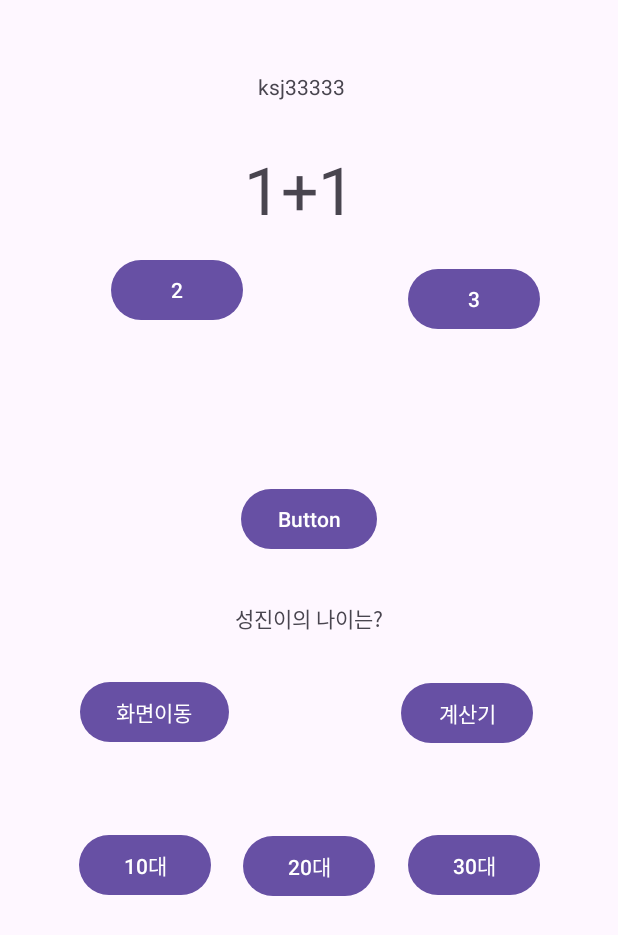
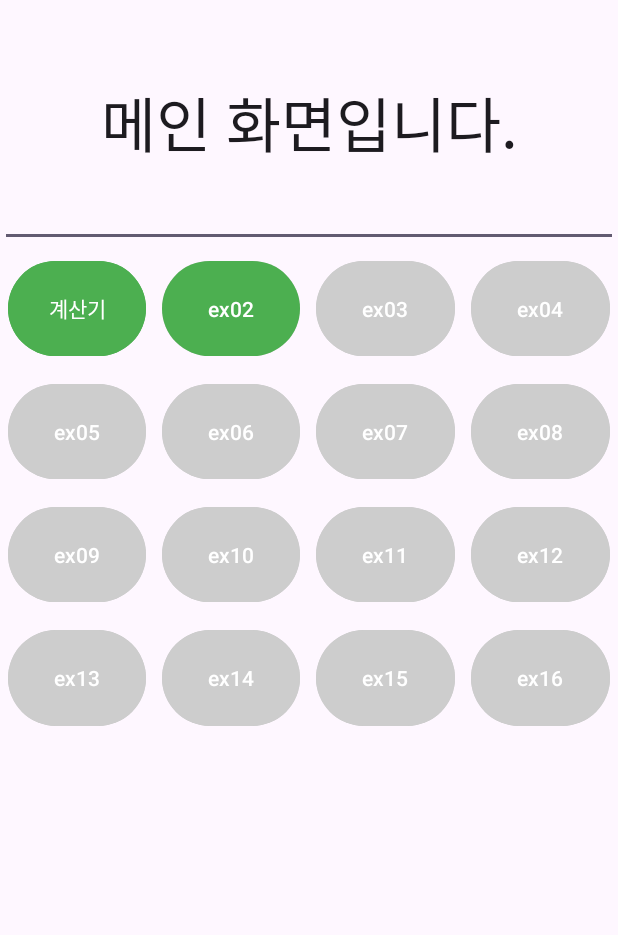
Before and after one commit to ksj2233/android, an Android app: the screen it shows after launch (MainActivity), on a phone screen of 412 x 824 dp. Shown: the top 935 px of the screen. Run offline under Robolectric (Android 15) with nearby library versions, the phone set to English and light mode, and no system bars.

Commit message:
레이아웃 변경

```diff
--- a/app/src/main/AndroidManifest.xml
+++ b/app/src/main/AndroidManifest.xml
@@ -12,6 +12,9 @@
         android:supportsRtl="true"
         android:theme="@style/Theme.MyApplication"
         tools:targetApi="31">
+        <activity
+            android:name=".Ex02"
+            android:exported="false" />
         <activity
             android:name=".calculator"
             android:exported="false" />
--- /dev/null
+++ b/app/src/main/java/com/example/myapplication/Ex02.java
@@ -0,0 +1,57 @@
+package com.example.myapplication;
+
+import androidx.appcompat.app.AppCompatActivity;
+
+import android.graphics.Color;
+import android.os.Bundle;
+import android.view.Gravity;
+import android.view.ViewGroup;
+import android.widget.Button;
+import android.widget.EditText;
+import android.widget.LinearLayout;
+
+public class Ex02 extends AppCompatActivity {
+
+    @Override
+    protected void onCreate(Bundle savedInstanceState) {
+        super.onCreate(savedInstanceState);
+//        setContentView(R.layout.activity_ex02);
+
+        LinearLayout.LayoutParams params = new LinearLayout.LayoutParams(
+                LinearLayout.LayoutParams.MATCH_PARENT,
+                LinearLayout.LayoutParams.MATCH_PARENT
+        );
+
+        LinearLayout baseLayout = new LinearLayout(this);
+        baseLayout.setOrientation(LinearLayout.VERTICAL);
+        baseLayout.setWeightSum(100);
+        baseLayout.setBackgroundColor(Color.rgb(0, 0, 255));
+        setContentView(baseLayout, params);
+
+        LinearLayout.LayoutParams topParams = new LinearLayout.LayoutParams(
+                LinearLayout.LayoutParams.MATCH_PARENT,
+                0,
+                20);
+
+        LinearLayout topLayout = new LinearLayout(this);
+
+        LinearLayout.LayoutParams editTextParams = new LinearLayout.LayoutParams(
+                LinearLayout.LayoutParams.MATCH_PARENT,
+                LinearLayout.LayoutParams.MATCH_PARENT);
+
+        EditText editText = new EditText(this);
+        editText.setText("Java코드로 레이아웃 생성");
+        editText.setGravity(Gravity.CENTER);
+        editText.setTextSize(30);
+
+        topLayout.addView(editText,editTextParams);
+        baseLayout.addView(topLayout,topParams);
+
+
+        Button btn = new Button(this);
+        btn.setText("버튼");
+        baseLayout.addView(btn);
+    }
+
+
+}
--- a/app/src/main/java/com/example/myapplication/MainActivity.java
+++ b/app/src/main/java/com/example/myapplication/MainActivity.java
@@ -4,55 +4,133 @@ import androidx.appcompat.app.AppCompatActivity;
 
 import android.content.Intent;
 import android.os.Bundle;
+import android.util.Log;
 import android.view.View;
 import android.widget.Button;
+import android.widget.LinearLayout;
 import android.widget.Toast;
+
+import java.util.ArrayList;
+import java.util.Arrays;
+import java.util.List;
 
 public class MainActivity extends AppCompatActivity {
 
     Button button6;
 
+    /**
+     * 실습 진행한 목록
+     */
+    String[] arrString = {
+            "계산기",
+            "ex02"
+    };
+
+    /**
+     * 생성한 번튼 계수
+     */
+//    final int MAX_BUTTON_NUM = 16;
     @Override
     protected void onCreate(Bundle savedInstanceState) {
         super.onCreate(savedInstanceState);
         setContentView(R.layout.activity_main);
+        layoutModify(arrString);
 
-        button6 = findViewById(R.id.button6);
-        button6.setOnClickListener(new View.OnClickListener() {
-            @Override
-            public void onClick(View view) {
-                Intent intent = new Intent(getApplicationContext(), MainActivity2.class);
-                startActivity(intent);
-            }
-        });
-    }
-
-    public void correct(View view){
-        Toast.makeText(this,"Yes", Toast.LENGTH_LONG).show();
-
-    }
-    public void wrong(View view){
-        Toast.makeText(this,"No", Toast.LENGTH_LONG).show();
 
     }
 
-    public void onClick_10(View view){
-        Toast.makeText(this,"10대는 20년 전입니다.", Toast.LENGTH_LONG).show();
-    }
-    public void onClick_20(View view){
-        Toast.makeText(this,"20대는 10년 전입니다.", Toast.LENGTH_LONG).show();
-    }
-    public void onClick_30(View view){
-        Toast.makeText(this,"30대 정답입니다.", Toast.LENGTH_LONG).show();
+    public void layoutModify(String[] arrString) {
+        Button btn1 = findViewById(R.id.exercise_1_btn);
+        Button btn2 = findViewById(R.id.exercise_2_btn);
+        Button btn3 = findViewById(R.id.exercise_3_btn);
+        Button btn4 = findViewById(R.id.exercise_4_btn);
+        Button btn5 = findViewById(R.id.exercise_5_btn);
+        Button btn6 = findViewById(R.id.exercise_6_btn);
+        Button btn7 = findViewById(R.id.exercise_7_btn);
+        Button btn8 = findViewById(R.id.exercise_8_btn);
+        Button btn9 = findViewById(R.id.exercise_9_btn);
+        Button btn10 = findViewById(R.id.exercise_10_btn);
+        Button btn11 = findViewById(R.id.exercise_11_btn);
+        Button btn12 = findViewById(R.id.exercise_12_btn);
+        Button btn13 = findViewById(R.id.exercise_13_btn);
+        Button btn14 = findViewById(R.id.exercise_14_btn);
+        Button btn15 = findViewById(R.id.exercise_15_btn);
+        Button btn16 = findViewById(R.id.exercise_16_btn);
+
+        for (String str : arrString) {
+            if (str.equals(btn1.getText().toString())) {
+                btn1.setBackgroundColor(0xFF4CAF50);
+            } else if (str.equals(btn2.getText().toString())) {
+                btn2.setBackgroundColor(0xFF4CAF50);
+
+            } else if (str.equals(btn3.getText().toString())) {
+                btn3.setBackgroundColor(0xFF4CAF50);
+            } else if (str.equals(btn4.getText().toString())) {
+                btn4.setBackgroundColor(0xFF4CAF50);
+            } else if (str.equals(btn5.getText().toString())) {
+                btn5.setBackgroundColor(0xFF4CAF50);
+            } else if (str.equals(btn6.getText().toString())) {
+                btn6.setBackgroundColor(0xFF4CAF50);
+            } else if (str.equals(btn7.getText().toString())) {
+                btn7.setBackgroundColor(0xFF4CAF50);
+            } else if (str.equals(btn8.getText().toString())) {
+                btn8.setBackgroundColor(0xFF4CAF50);
+            } else if (str.equals(btn9.getText().toString())) {
+                btn9.setBackgroundColor(0xFF4CAF50);
+            } else if (str.equals(btn10.getText().toString())) {
+                btn10.setBackgroundColor(0xFF4CAF50);
+            } else if (str.equals(btn11.getText().toString())) {
+                btn11.setBackgroundColor(0xFF4CAF50);
+            } else if (str.equals(btn12.getText().toString())) {
+                btn12.setBackgroundColor(0xFF4CAF50);
+            } else if (str.equals(btn13.getText().toString())) {
+                btn13.setBackgroundColor(0xFF4CAF50);
+            } else if (str.equals(btn14.getText().toString())) {
+                btn14.setBackgroundColor(0xFF4CAF50);
+            } else if (str.equals(btn15.getText().toString())) {
+                btn15.setBackgroundColor(0xFF4CAF50);
+            } else if (str.equals(btn16.getText().toString())) {
+                btn16.setBackgroundColor(0xFF4CAF50);
+            }
+        }
     }
 
-    public void onClickMove(View view){
+
+    public void correct(View view) {
+        Toast.makeText(this, "Yes", Toast.LENGTH_LONG).show();
+
+    }
+
+    public void wrong(View view) {
+        Toast.makeText(this, "No", Toast.LENGTH_LONG).show();
+
+    }
+
+    public void onClick_10(View view) {
+        Toast.makeText(this, "10대는 20년 전입니다.", Toast.LENGTH_LONG).show();
+    }
+
+    public void onClick_20(View view) {
+        Toast.makeText(this, "20대는 10년 전입니다.", Toast.LENGTH_LONG).show();
+    }
+
+    public void onClick_30(View view) {
+        Toast.makeText(this, "30대 정답입니다.", Toast.LENGTH_LONG).show();
+    }
+
+    public void onClickMove(View view) {
         Intent intent = new Intent(getApplicationContext(), MainActivity2.class);
         startActivity(intent);
     }
 
-    public void onClickMove2(View view){
+    public void onClickMove1(View view) {
         Intent intent = new Intent(getApplicationContext(), calculator.class);
         startActivity(intent);
     }
+    public void onClickMove2(View view) {
+        Intent intent = new Intent(getApplicationContext(), Ex02.class);
+        startActivity(intent);
+    }
+
+
 }
--- a/app/src/main/java/com/example/myapplication/calculator.java
+++ b/app/src/main/java/com/example/myapplication/calculator.java
@@ -144,5 +144,5 @@ public class calculator extends AppCompatActivity {
 
 
     // TODO: 2023-10-25 계산기의 예외처리 , 100의 자리 마다 "," 표시하기 , 코드 간소화 , 계산전까지 입력된 숫자 출력하는 화면 만들기
-    // TODO: 2023-10-27 가위바위보 게임 만들기?ㅇㅇㅇㅇ
+    // TODO: 2023-10-27 가위바위보 게임 만들기? ,  안드로이드 스튜디오 책 구입 (동영상 강의 포함)
 }
--- /dev/null
+++ b/app/src/main/res/layout/activity_ex02.xml
@@ -0,0 +1,9 @@
+<?xml version="1.0" encoding="utf-8"?>
+<androidx.constraintlayout.widget.ConstraintLayout xmlns:android="http://schemas.android.com/apk/res/android"
+    xmlns:app="http://schemas.android.com/apk/res-auto"
+    xmlns:tools="http://schemas.android.com/tools"
+    android:layout_width="match_parent"
+    android:layout_height="match_parent"
+    tools:context=".Ex02">
+
+</androidx.constraintlayout.widget.ConstraintLayout>
--- a/app/src/main/res/layout/activity_main.xml
+++ b/app/src/main/res/layout/activity_main.xml
@@ -1,145 +1,226 @@
 <?xml version="1.0" encoding="utf-8"?>
-<androidx.constraintlayout.widget.ConstraintLayout xmlns:android="http://schemas.android.com/apk/res/android"
+<LinearLayout xmlns:android="http://schemas.android.com/apk/res/android"
     xmlns:app="http://schemas.android.com/apk/res-auto"
     xmlns:tools="http://schemas.android.com/tools"
     android:layout_width="match_parent"
     android:layout_height="match_parent"
+    android:orientation="vertical"
+    android:weightSum="100"
     tools:context=".MainActivity">
 
-    <TextView
-        android:id="@+id/textView2"
-        android:layout_width="66dp"
-        android:layout_height="21dp"
-        android:text="ksj33333"
-        app:layout_constraintBottom_toBottomOf="parent"
-        app:layout_constraintEnd_toEndOf="parent"
-        app:layout_constraintHorizontal_bias="0.498"
-        app:layout_constraintStart_toStartOf="parent"
-        app:layout_constraintTop_toTopOf="parent"
-        app:layout_constraintVertical_bias="0.06" />
+    <LinearLayout
+        android:layout_width="match_parent"
+        android:layout_height="0dp"
+        android:layout_weight="20">
+
+        <EditText
+            android:layout_width="match_parent"
+            android:layout_height="match_parent"
+            android:text="메인 화면입니다."
+            android:gravity="center_vertical|center_horizontal"
+            android:textSize="40dp"/>
+
+    </LinearLayout>
+
+    <LinearLayout
+        android:layout_width="match_parent"
+        android:layout_height="0dp"
+        android:layout_weight="10"
+        android:orientation="horizontal"
+        android:weightSum="100">
 
         <Button
-        android:id="@+id/button"
-        android:layout_width="wrap_content"
-        android:layout_height="wrap_content"
-        android:onClick="correct"
-        android:text="2"
-        app:layout_constraintBottom_toBottomOf="parent"
-        app:layout_constraintEnd_toEndOf="parent"
-        app:layout_constraintHorizontal_bias="0.229"
-        app:layout_constraintStart_toStartOf="parent"
-        app:layout_constraintTop_toBottomOf="@+id/textView"
-        app:layout_constraintVertical_bias="0.022" />
-
-    <TextView
-        android:id="@+id/textView"
-        android:layout_width="84dp"
-        android:layout_height="59dp"
-        android:autoSizeTextType="uniform"
-        android:text="1+1"
-        app:layout_constraintBottom_toBottomOf="parent"
-        app:layout_constraintEnd_toEndOf="parent"
-        app:layout_constraintHorizontal_bias="0.495"
-        app:layout_constraintStart_toStartOf="parent"
-        app:layout_constraintTop_toTopOf="parent"
-        app:layout_constraintVertical_bias="0.126" />
+            android:id="@+id/exercise_1_btn"
+            android:layout_width="0dp"
+            android:layout_height="match_parent"
+            android:layout_margin="5dp"
+            android:layout_weight="25"
+            android:backgroundTint="#4CAF50"
+            android:onClick="onClickMove1"
+            android:text="계산기" />
 
         <Button
-        android:id="@+id/button2"
-        android:layout_width="wrap_content"
-        android:layout_height="wrap_content"
-        android:onClick="wrong"
-        android:text="3"
-        app:layout_constraintBottom_toBottomOf="parent"
-        app:layout_constraintEnd_toEndOf="parent"
-        app:layout_constraintHorizontal_bias="0.678"
-        app:layout_constraintStart_toEndOf="@+id/button"
-        app:layout_constraintTop_toTopOf="parent"
-        app:layout_constraintVertical_bias="0.226" />
-
-    <TextView
-        android:id="@+id/textView3"
-        android:layout_width="wrap_content"
-        android:layout_height="wrap_content"
-        android:text="성진이의 나이는?"
-        app:layout_constraintBottom_toBottomOf="parent"
-        app:layout_constraintEnd_toEndOf="parent"
-        app:layout_constraintStart_toStartOf="parent"
-        app:layout_constraintTop_toTopOf="parent" />
+            android:id="@+id/exercise_2_btn"
+            android:layout_width="0dp"
+            android:layout_height="match_parent"
+            android:layout_margin="5dp"
+            android:layout_weight="25"
+            android:backgroundTint="#CDCDCD"
+            android:onClick="onClickMove2"
+            android:text="ex02" />
 
         <Button
-        android:id="@+id/button3"
-        android:layout_width="wrap_content"
-        android:layout_height="wrap_content"
-        android:onClick="onClick_10"
-        android:text="10대"
-        app:layout_constraintBottom_toBottomOf="parent"
-        app:layout_constraintEnd_toStartOf="@+id/button4"
-        app:layout_constraintHorizontal_bias="0.712"
-        app:layout_constraintStart_toStartOf="parent"
-        app:layout_constraintTop_toTopOf="parent"
-        app:layout_constraintVertical_bias="0.712" />
+            android:id="@+id/exercise_3_btn"
+            android:layout_width="0dp"
+            android:layout_height="match_parent"
+            android:layout_margin="5dp"
+            android:layout_weight="25"
+            android:backgroundTint="#CDCDCD"
+            android:onClick="onClickMove2"
+            android:text="ex03" />
 
         <Button
-        android:id="@+id/button4"
-        android:layout_width="wrap_content"
-        android:layout_height="wrap_content"
-        android:onClick="onClick_20"
-        android:text="20대"
-        app:layout_constraintBottom_toBottomOf="parent"
-        app:layout_constraintEnd_toEndOf="parent"
-        app:layout_constraintStart_toStartOf="parent"
-        app:layout_constraintTop_toTopOf="parent"
-        app:layout_constraintVertical_bias="0.713" />
+            android:id="@+id/exercise_4_btn"
+            android:layout_width="0dp"
+            android:layout_height="match_parent"
+            android:layout_margin="5dp"
+            android:layout_weight="25"
+            android:backgroundTint="#CDCDCD"
+            android:onClick="onClickMove2"
+            android:text="ex04" />
+
+
+    </LinearLayout>
+
+    <LinearLayout
+        android:layout_width="match_parent"
+        android:layout_height="0dp"
+        android:layout_weight="10"
+        android:orientation="horizontal"
+        android:weightSum="100">
 
         <Button
-        android:id="@+id/button5"
-        android:layout_width="wrap_content"
-        android:layout_height="wrap_content"
-        android:onClick="onClick_30"
-        android:text="30대"
-        app:layout_constraintBottom_toBottomOf="parent"
-        app:layout_constraintEnd_toEndOf="parent"
-        app:layout_constraintHorizontal_bias="0.301"
-        app:layout_constraintStart_toEndOf="@+id/button4"
-        app:layout_constraintTop_toTopOf="parent"
-        app:layout_constraintVertical_bias="0.712" />
+            android:id="@+id/exercise_5_btn"
+            android:layout_width="0dp"
+            android:layout_height="match_parent"
+            android:layout_margin="5dp"
+            android:layout_weight="25"
+            android:backgroundTint="#CDCDCD"
+            android:onClick="onClickMove2"
+            android:text="ex05" />
 
         <Button
-        android:id="@+id/button6"
-        android:layout_width="wrap_content"
-        android:layout_height="wrap_content"
-        android:text="Button"
-        app:layout_constraintBottom_toBottomOf="parent"
-        app:layout_constraintEnd_toEndOf="parent"
-        app:layout_constraintStart_toStartOf="parent"
-        app:layout_constraintTop_toTopOf="parent"
-        app:layout_constraintVertical_bias="0.415" />
+            android:id="@+id/exercise_6_btn"
+            android:layout_width="0dp"
+            android:layout_height="match_parent"
+            android:layout_margin="5dp"
+            android:layout_weight="25"
+            android:backgroundTint="#CDCDCD"
+            android:onClick="onClickMove2"
+            android:text="ex06" />
 
         <Button
-        android:id="@+id/button7"
-        android:layout_width="wrap_content"
-        android:layout_height="wrap_content"
-        android:onClick="onClickMove"
-        android:text="화면이동"
-        app:layout_constraintBottom_toBottomOf="parent"
-        app:layout_constraintEnd_toEndOf="parent"
-        app:layout_constraintHorizontal_bias="0.17"
-        app:layout_constraintStart_toStartOf="parent"
-        app:layout_constraintTop_toTopOf="parent"
-        app:layout_constraintVertical_bias="0.581" />
+            android:id="@+id/exercise_7_btn"
+            android:layout_width="0dp"
+            android:layout_height="match_parent"
+            android:layout_margin="5dp"
+            android:layout_weight="25"
+            android:backgroundTint="#CDCDCD"
+            android:onClick="onClickMove2"
+            android:text="ex07" />
 
         <Button
-        android:id="@+id/button10"
-        android:layout_width="wrap_content"
-        android:layout_height="wrap_content"
+            android:id="@+id/exercise_8_btn"
+            android:layout_width="0dp"
+            android:layout_height="match_parent"
+            android:layout_margin="5dp"
+            android:layout_weight="25"
+            android:backgroundTint="#CDCDCD"
             android:onClick="onClickMove2"
-        android:text="계산기"
-        app:layout_constraintBottom_toBottomOf="parent"
-        app:layout_constraintEnd_toEndOf="parent"
-        app:layout_constraintHorizontal_bias="0.67"
-        app:layout_constraintStart_toEndOf="@+id/button7"
-        app:layout_constraintTop_toTopOf="parent"
-        app:layout_constraintVertical_bias="0.582" />
+            android:text="ex08" />
 
-</androidx.constraintlayout.widget.ConstraintLayout>
+
+    </LinearLayout>
+
+    <LinearLayout
+        android:layout_width="match_parent"
+        android:layout_height="0dp"
+        android:layout_weight="10"
+        android:orientation="horizontal"
+        android:weightSum="100">
+
+        <Button
+            android:id="@+id/exercise_9_btn"
+            android:layout_width="0dp"
+            android:layout_height="match_parent"
+            android:layout_margin="5dp"
+            android:layout_weight="25"
+            android:backgroundTint="#CDCDCD"
+            android:onClick="onClickMove2"
+            android:text="ex09" />
+
+        <Button
+            android:id="@+id/exercise_10_btn"
+            android:layout_width="0dp"
+            android:layout_height="match_parent"
+            android:layout_margin="5dp"
+            android:layout_weight="25"
+            android:backgroundTint="#CDCDCD"
+            android:onClick="onClickMove2"
+            android:text="ex10" />
+
+        <Button
+            android:id="@+id/exercise_11_btn"
+            android:layout_width="0dp"
+            android:layout_height="match_parent"
+            android:layout_margin="5dp"
+            android:layout_weight="25"
+            android:backgroundTint="#CDCDCD"
+            android:onClick="onClickMove2"
+            android:text="ex11" />
+
+        <Button
+            android:id="@+id/exercise_12_btn"
+            android:layout_width="0dp"
+            android:layout_height="match_parent"
+            android:layout_margin="5dp"
+            android:layout_weight="25"
+            android:backgroundTint="#CDCDCD"
+            android:onClick="onClickMove2"
+            android:text="ex12" />
+
+
+    </LinearLayout>
+
+    <LinearLayout
+        android:layout_width="match_parent"
+        android:layout_height="0dp"
+        android:layout_weight="10"
+        android:orientation="horizontal"
+        android:weightSum="100">
+
+        <Button
+            android:id="@+id/exercise_13_btn"
+            android:layout_width="0dp"
+            android:layout_height="match_parent"
+            android:layout_margin="5dp"
+            android:layout_weight="25"
+            android:backgroundTint="#CDCDCD"
+            android:onClick="onClickMove2"
+            android:text="ex13" />
+
+        <Button
+            android:id="@+id/exercise_14_btn"
+            android:layout_width="0dp"
+            android:layout_height="match_parent"
+            android:layout_margin="5dp"
+            android:layout_weight="25"
+            android:backgroundTint="#CDCDCD"
+            android:onClick="onClickMove2"
+            android:text="ex14" />
+
+        <Button
+            android:id="@+id/exercise_15_btn"
+            android:layout_width="0dp"
+            android:layout_height="match_parent"
+            android:layout_margin="5dp"
+            android:layout_weight="25"
+            android:backgroundTint="#CDCDCD"
+            android:onClick="onClickMove2"
+            android:text="ex15" />
+
+        <Button
+            android:id="@+id/exercise_16_btn"
+            android:layout_width="0dp"
+            android:layout_height="match_parent"
+            android:layout_margin="5dp"
+            android:layout_weight="25"
+            android:backgroundTint="#CDCDCD"
+            android:onClick="onClickMove2"
+            android:text="ex16" />
+
+
+    </LinearLayout>
+
+
+</LinearLayout>
```
Lines whose indentation alone changed are shown as unchanged.
